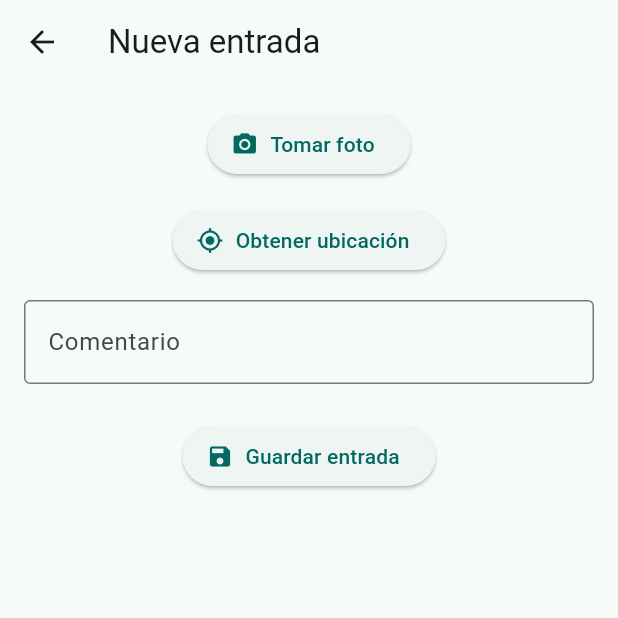
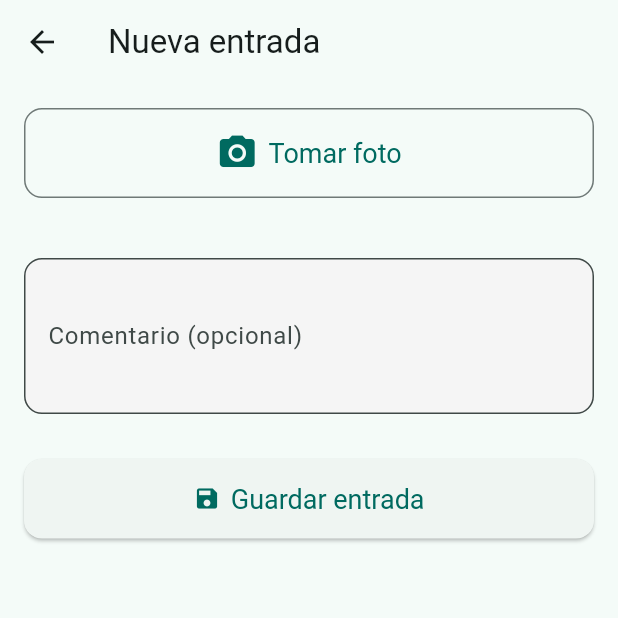
Before and after one commit to Yellowoe/LAB5-GeoGallery, a Flutter app: the GalleryScreen screen opened directly, after a tap on the "add" icon, on a phone screen of 412 x 824 dp, the top half of it. Run offline on Flutter 3.47's test engine with Material 3 defaults, Android fonts, the phone set to English and light mode, and no system bars; our stand-ins replace geocoding, geolocator, hive, hive_flutter, image_picker, permission_handler; accounts and stored records are empty.

Commit message:
CODIGO COMENTADO

```diff
--- a/geo_gallery/lib/screens/add_entry_screen.dart
+++ b/geo_gallery/lib/screens/add_entry_screen.dart
@@ -7,6 +7,7 @@ import 'package:hive/hive.dart';
 import '../models/travel_entry.dart';
 import 'package:geocoding/geocoding.dart';
 
+/// Pantalla para agregar una nueva entrada del diario de viaje
 class AddEntryScreen extends StatefulWidget {
   const AddEntryScreen({super.key});
 
@@ -15,13 +16,14 @@ class AddEntryScreen extends StatefulWidget {
 }
 
 class _AddEntryScreenState extends State<AddEntryScreen> {
-  File? _imageFile;
-  Position? _position;
-  String? _locationName;
+  File? _imageFile;               // Imagen seleccionada o capturada
+  Position? _position;            // Posición GPS obtenida
+  String? _locationName;          // Nombre del lugar (ciudad, país)
 
-  final _formKey = GlobalKey<FormState>();
   final TextEditingController _commentController = TextEditingController();
 
+  /// Función para tomar una foto con la cámara
+  /// y luego obtener la ubicación automáticamente
   Future<void> _getImage() async {
     final picker = ImagePicker();
     final pickedFile = await picker.pickImage(source: ImageSource.camera);
@@ -29,65 +31,46 @@ class _AddEntryScreenState extends State<AddEntryScreen> {
     if (pickedFile != null) {
       final appDir = await getApplicationDocumentsDirectory();
       final fileName = DateTime.now().millisecondsSinceEpoch.toString();
-      final savedImage =
-          await File(pickedFile.path).copy('${appDir.path}/$fileName.jpg');
+      final savedImage = await File(pickedFile.path).copy('${appDir.path}/$fileName.jpg');
 
       setState(() {
         _imageFile = savedImage;
       });
+
+      await _getLocation(); // Captura la ubicación automáticamente
     }
   }
 
+  /// Función para obtener la ubicación GPS y convertirla en nombre de lugar
   Future<void> _getLocation() async {
-    bool serviceEnabled = await Geolocator.isLocationServiceEnabled();
-    if (!serviceEnabled) {
-      await Geolocator.openLocationSettings();
-      return;
-    }
+    try {
+      final position = await Geolocator.getCurrentPosition(
+        desiredAccuracy: LocationAccuracy.high,
+      );
 
-    LocationPermission permission = await Geolocator.checkPermission();
-    if (permission == LocationPermission.denied ||
-        permission == LocationPermission.deniedForever) {
-      permission = await Geolocator.requestPermission();
-      if (permission != LocationPermission.whileInUse &&
-          permission != LocationPermission.always) {
-        return;
-      }
-    }
+      final placemarks = await placemarkFromCoordinates(
+        position.latitude,
+        position.longitude,
+      );
 
-    Position position = await Geolocator.getCurrentPosition(
-        desiredAccuracy: LocationAccuracy.high);
-
-    setState(() {
-      _position = position;
-    });
-
-    List<Placemark> placemarks = await placemarkFromCoordinates(
-      position.latitude,
-      position.longitude,
-    );
-
-    if (placemarks.isNotEmpty) {
       final place = placemarks.first;
-
-      String city = place.locality ??
-          place.subAdministrativeArea ??
-          place.administrativeArea ??
-          '';
+      String city = place.locality ?? place.subAdministrativeArea ?? place.administrativeArea ?? '';
       String country = place.country ?? '';
 
       setState(() {
+        _position = position;
         _locationName = city.isNotEmpty ? "$city, $country" : country;
       });
+    } catch (e) {
+      print("Error obteniendo ubicación: $e");
     }
   }
 
+  /// Función para guardar una nueva entrada en Hive
   Future<void> _saveEntry() async {
-    if (_imageFile == null ||
-        _position == null ||
-        !_formKey.currentState!.validate()) {
+    if (_imageFile == null || _position == null) {
       ScaffoldMessenger.of(context).showSnackBar(
-        const SnackBar(content: Text('Falta imagen, ubicación o comentario')),
+        const SnackBar(content: Text('Debe tomar una foto primero')),
       );
       return;
     }
@@ -104,9 +87,14 @@ class _AddEntryScreenState extends State<AddEntryScreen> {
 
     await box.add(newEntry);
 
-    Navigator.pop(context, true); // ← Volver al home y actualizar
+    ScaffoldMessenger.of(context).showSnackBar(
+      const SnackBar(content: Text('📍 Entrada guardada exitosamente')),
+    );
+
+    Navigator.pop(context, true); // Volver a la pantalla anterior
   }
 
+  /// Construcción del layout de la pantalla
   @override
   Widget build(BuildContext context) {
     return Scaffold(
@@ -115,37 +103,70 @@ class _AddEntryScreenState extends State<AddEntryScreen> {
         padding: const EdgeInsets.all(16),
         child: SingleChildScrollView(
           child: Column(
+            crossAxisAlignment: CrossAxisAlignment.stretch,
             children: [
+              // Botón para tomar foto (o mostrar la imagen si ya se tomó)
               _imageFile == null
-                  ? ElevatedButton.icon(
-                      icon: const Icon(Icons.camera_alt),
+                  ? OutlinedButton.icon(
+                      icon: const Icon(Icons.camera_alt, size: 28),
                       label: const Text("Tomar foto"),
+                      style: OutlinedButton.styleFrom(
+                        padding: const EdgeInsets.symmetric(vertical: 16),
+                        textStyle: const TextStyle(fontSize: 18),
+                        shape: RoundedRectangleBorder(
+                          borderRadius: BorderRadius.circular(12),
+                        ),
+                      ),
                       onPressed: _getImage,
                     )
-                  : Image.file(_imageFile!, height: 200),
-              const SizedBox(height: 16),
-              ElevatedButton.icon(
-                icon: const Icon(Icons.my_location),
-                label: const Text("Obtener ubicación"),
-                onPressed: _getLocation,
-              ),
-              const SizedBox(height: 16),
-              Form(
-                key: _formKey,
-                child: TextFormField(
-                  controller: _commentController,
-                  decoration: const InputDecoration(
-                    labelText: "Comentario",
-                    border: OutlineInputBorder(),
+                  : ClipRRect(
+                      borderRadius: BorderRadius.circular(12),
+                      child: Image.file(
+                        _imageFile!,
+                        height: 200,
+                        fit: BoxFit.cover,
+                      ),
+                    ),
+
+              const SizedBox(height: 20),
+
+              // Mostrar ubicación si ya está disponible
+              if (_locationName != null)
+                Text(
+                  "📍 $_locationName",
+                  style: const TextStyle(fontSize: 16, color: Colors.black54),
+                ),
+
+              const SizedBox(height: 20),
+
+              // Campo de texto para comentario (opcional)
+              TextField(
+                controller: _commentController,
+                maxLines: 3,
+                decoration: InputDecoration(
+                  labelText: "Comentario (opcional)",
+                  hintText: "¿Qué estás recordando?",
+                  filled: true,
+                  fillColor: Colors.grey[100],
+                  border: OutlineInputBorder(
+                    borderRadius: BorderRadius.circular(12),
                   ),
-                  validator: (value) =>
-                      value == null || value.isEmpty ? 'Escribe algo' : null,
                 ),
               ),
-              const SizedBox(height: 24),
+
+              const SizedBox(height: 30),
+
+              // Botón para guardar la entrada
               ElevatedButton.icon(
                 icon: const Icon(Icons.save),
                 label: const Text("Guardar entrada"),
+                style: ElevatedButton.styleFrom(
+                  padding: const EdgeInsets.symmetric(vertical: 16),
+                  shape: RoundedRectangleBorder(
+                    borderRadius: BorderRadius.circular(12),
+                  ),
+                  textStyle: const TextStyle(fontSize: 18),
+                ),
                 onPressed: _saveEntry,
               ),
             ],
--- a/geo_gallery/lib/screens/gallery_screen.dart
+++ b/geo_gallery/lib/screens/gallery_screen.dart
@@ -6,11 +6,19 @@ import '../models/travel_entry.dart';
 import 'add_entry_screen.dart';
 import 'photo_view_screen.dart';
 
+/// Modo de visualización disponible: Mosaico o agrupado por ubicación
 enum ViewMode {
   grid,
   byLocation,
 }
 
+/// Mapa que asocia cada modo con un texto y un ícono
+final Map<ViewMode, (String, IconData)> viewModeOptions = {
+  ViewMode.grid: ('Mosaico', Icons.grid_view),
+  ViewMode.byLocation: ('Ubicacion', Icons.location_on),
+};
+
+/// Pantalla principal que muestra la galería de fotos
 class GalleryScreen extends StatefulWidget {
   const GalleryScreen({super.key});
 
@@ -19,13 +27,15 @@ class GalleryScreen extends StatefulWidget {
 }
 
 class _GalleryScreenState extends State<GalleryScreen> {
-  ViewMode _viewMode = ViewMode.grid;
+  ViewMode _viewMode = ViewMode.grid; // Modo de vista seleccionado
 
   @override
   Widget build(BuildContext context) {
+    // Obtener la caja de entradas de Hive
     final box = Hive.box<TravelEntry>('entries');
-    final entries = box.values.toList().reversed.toList();
+    final entries = box.values.toList().reversed.toList(); // Mostrar las más recientes primero
 
+    // Agrupar entradas por nombre de ubicación
     final entriesByLocation = <String, List<TravelEntry>>{};
     for (var entry in entries) {
       final key = entry.locationName ?? 'Ubicación desconocida';
@@ -34,27 +44,40 @@ class _GalleryScreenState extends State<GalleryScreen> {
 
     return Scaffold(
       appBar: AppBar(
-        title: const Text('Mi Diario de Viaje'),
-        centerTitle: true,
+        title: const Text('GeoGallery'),
         actions: [
-          DropdownButton<ViewMode>(
-            value: _viewMode,
-            onChanged: (value) {
-              if (value != null) setState(() => _viewMode = value);
-            },
-            items: const [
-              DropdownMenuItem(
-                value: ViewMode.grid,
-                child: Text('Mosaico'),
+          // Menú desplegable para cambiar el modo de vista
+          Padding(
+            padding: const EdgeInsets.only(right: 0, bottom: 12),
+            child: DropdownButtonHideUnderline(
+              child: DropdownButton<ViewMode>(
+                value: _viewMode,
+                icon: const Icon(Icons.arrow_drop_down, color: Colors.white),
+                dropdownColor: Colors.white,
+                borderRadius: BorderRadius.circular(12),
+                style: const TextStyle(color: Colors.black, fontSize: 16),
+                onChanged: (value) {
+                  if (value != null) setState(() => _viewMode = value);
+                },
+                items: viewModeOptions.entries.map((entry) {
+                  return DropdownMenuItem<ViewMode>(
+                    value: entry.key,
+                    child: Row(
+                      children: [
+                        Icon(entry.value.$2, color: Colors.teal),
+                        const SizedBox(width: 8),
+                        Text(entry.value.$1),
+                      ],
+                    ),
+                  );
+                }).toList(),
               ),
-              DropdownMenuItem(
-                value: ViewMode.byLocation,
-                child: Text('Por ubicación'),
-              ),
-            ],
+            ),
           ),
         ],
       ),
+
+      // Mostrar las fotos segun el modo de vista seleccionado
       body: Padding(
         padding: const EdgeInsets.all(8),
         child: entries.isEmpty
@@ -63,19 +86,22 @@ class _GalleryScreenState extends State<GalleryScreen> {
                 ? _buildGrid(entries)
                 : _buildGroupedByLocation(entriesByLocation),
       ),
+
+      // Botón para agregar una nueva entrada
       floatingActionButton: FloatingActionButton(
         onPressed: () async {
           final result = await Navigator.push(
             context,
             MaterialPageRoute(builder: (_) => const AddEntryScreen()),
           );
-          if (result == true) setState(() {});
+          if (result == true) setState(() {}); // Recargar si se agrega una entrada
         },
         child: const Icon(Icons.add),
       ),
     );
   }
 
+  /// Muestra las fotos en formato de grilla
   Widget _buildGrid(List<TravelEntry> entries) {
     return GridView.builder(
       itemCount: entries.length,
@@ -87,7 +113,7 @@ class _GalleryScreenState extends State<GalleryScreen> {
       itemBuilder: (context, index) {
         final entry = entries[index];
         return GestureDetector(
-          onTap: () => _openPhoto(entry),
+          onTap: () => _openPhoto(entry), // Abrir la foto
           child: Hero(
             tag: entry.photoPath,
             child: ClipRRect(
@@ -100,20 +126,22 @@ class _GalleryScreenState extends State<GalleryScreen> {
     );
   }
 
+  /// Muestra las fotos agrupadas por lugar
   Widget _buildGroupedByLocation(Map<String, List<TravelEntry>> grouped) {
     return ListView(
       children: grouped.entries.map((entry) {
         return Column(
           crossAxisAlignment: CrossAxisAlignment.start,
           children: [
+            // Título con el nombre del lugar
             Padding(
               padding: const EdgeInsets.symmetric(vertical: 12),
               child: Text(
                 entry.key,
-                style:
-                    const TextStyle(fontSize: 18, fontWeight: FontWeight.bold),
+                style: const TextStyle(fontSize: 18, fontWeight: FontWeight.bold),
               ),
             ),
+            // Lista horizontal de fotos tomadas en ese lugar
             SizedBox(
               height: 120,
               child: ListView.separated(
@@ -128,8 +156,7 @@ class _GalleryScreenState extends State<GalleryScreen> {
                       tag: photo.photoPath,
                       child: ClipRRect(
                         borderRadius: BorderRadius.circular(12),
-                        child: Image.file(File(photo.photoPath),
-                            fit: BoxFit.cover),
+                        child: Image.file(File(photo.photoPath), fit: BoxFit.cover),
                       ),
                     ),
                   );
@@ -142,12 +169,13 @@ class _GalleryScreenState extends State<GalleryScreen> {
     );
   }
 
+  /// Navegar a la pantalla que muestra la foto completa
   void _openPhoto(TravelEntry entry) {
     Navigator.push(
       context,
       MaterialPageRoute(
         builder: (_) => PhotoViewScreen(entry: entry),
       ),
-    ).then((_) => setState(() {}));
+    ).then((_) => setState(() {})); // Recargar la galería al volver
   }
 }
```
Also changed, not shown: geo_gallery/lib/main.dart (+29 -2 lines), geo_gallery/lib/screens/photo_view_screen.dart (+55 -11 lines).
